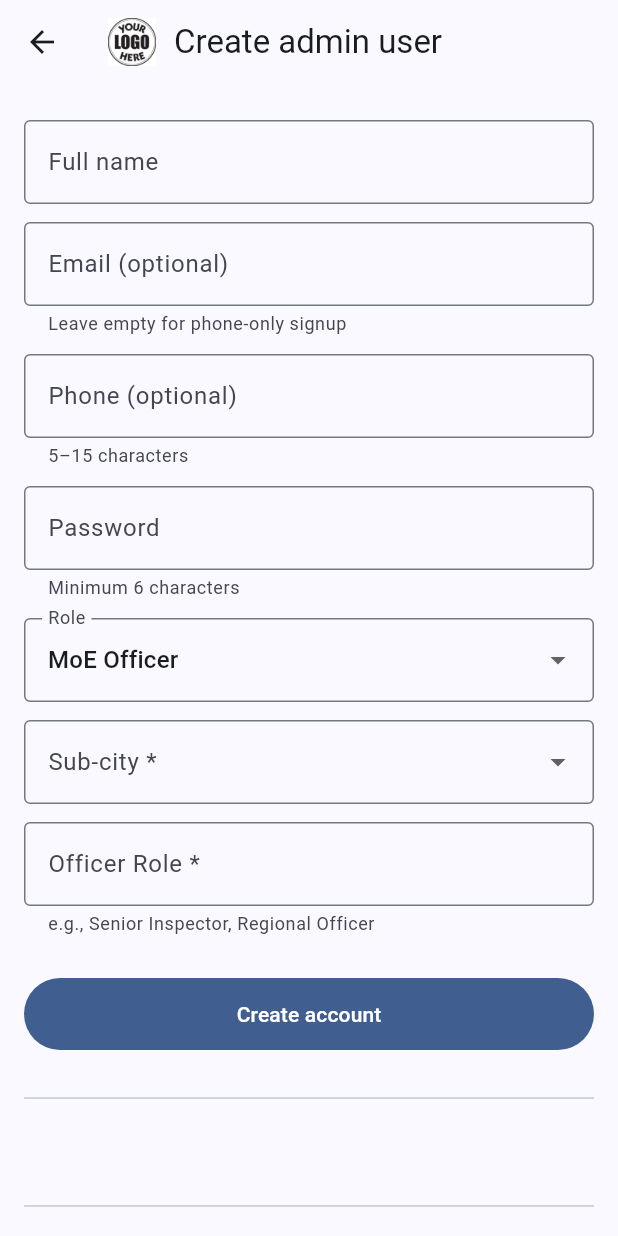
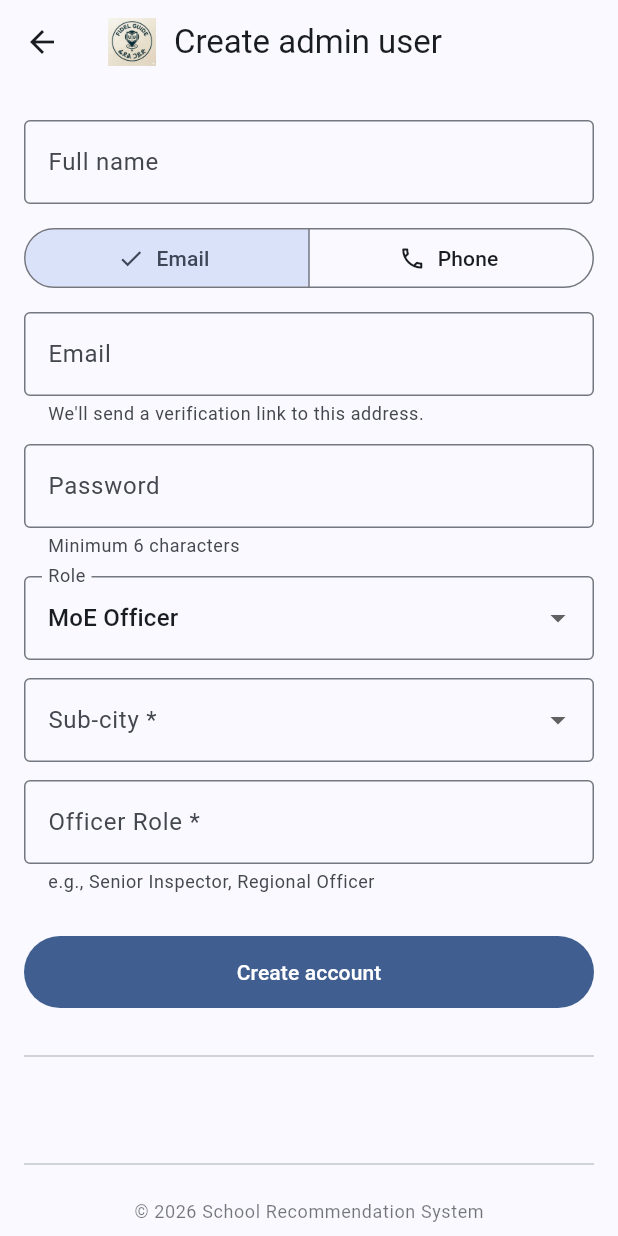
Before and after one commit to Tsion-Teklay/School-Recommendation-System, a Flutter app: the AdminUserCreateScreen screen opened by its route, on a phone screen of 412 x 824 dp. Run offline on Flutter 3.47's test engine with Material 3 defaults, Android fonts, the phone set to English and light mode, and no system bars; our stand-ins replace dio, email_validator, file_picker, fl_chart, flutter_map, flutter_riverpod and 5 more; missing offline and left inert: dart:html; accounts and stored records are empty; network calls fail.

Commit message:
additional changes

```diff
--- a/frontend/lib/features/moderation/presentation/admin_user_create_screen.dart
+++ b/frontend/lib/features/moderation/presentation/admin_user_create_screen.dart
@@ -7,6 +7,10 @@
 import '../../auth/data/auth_dtos.dart';
 import '../../auth/state/auth_controller.dart';
 import '../../schools/data/school_dtos.dart';
+
+/// Whether the user is being created with an email-as-credential or a
+/// phone-as-credential. Backend supports both — same as public signup.
+enum _IdentifierKind { email, phone }
 
 class AdminUserCreateScreen extends ConsumerStatefulWidget {
   const AdminUserCreateScreen({super.key});
@@ -22,9 +26,10 @@
   final _email = TextEditingController();
   final _phone = TextEditingController();
   final _password = TextEditingController();
-  final _officerRole = TextEditingController(); // New field
+  final _officerRole = TextEditingController();
   UserRole _role = UserRole.moeOfficer;
-  SubCity? _subCity; // New field
+  SubCity? _subCity;
+  _IdentifierKind _identifierKind = _IdentifierKind.email;
   bool _loading = false;
   String? _error;
   bool _success = false;
@@ -35,7 +40,7 @@
     _email.dispose();
     _phone.dispose();
     _password.dispose();
-    _officerRole.dispose(); // Dispose new field
+    _officerRole.dispose();
     super.dispose();
   }
 
@@ -57,10 +62,12 @@
       _error = null;
     });
     try {
+      // Only send the credential that matches the current toggle
+      final isEmail = _identifierKind == _IdentifierKind.email;
       await ref.read(authControllerProvider).register(
             fullName: _name.text.trim(),
-            email: _email.text.trim().isEmpty ? null : _email.text.trim(),
-            phone: _phone.text.trim().isEmpty ? null : _phone.text.trim(),
+            email: isEmail ? _email.text.trim() : null,
+            phone: !isEmail ? _phone.text.trim() : null,
             password: _password.text,
             role: _role,
             subCity: _subCity?.toWire(),
@@ -121,28 +128,58 @@
                   (v ?? '').trim().isNotEmpty ? null : 'Required',
             ),
             const SizedBox(height: 12),
+            SegmentedButton<_IdentifierKind>(
+              segments: const [
+                ButtonSegment(
+                  value: _IdentifierKind.email,
+                  label: Text('Email'),
+                  icon: Icon(Icons.mail_outline),
+                ),
+                ButtonSegment(
+                  value: _IdentifierKind.phone,
+                  label: Text('Phone'),
+                  icon: Icon(Icons.phone_outlined),
+                ),
+              ],
+              selected: {_identifierKind},
+              onSelectionChanged: (Set<_IdentifierKind> s) {
+                if (s.isNotEmpty) {
+                  setState(() => _identifierKind = s.first);
+                }
+              },
+            ),
+            const SizedBox(height: 12),
+            if (_identifierKind == _IdentifierKind.email)
               TextFormField(
                 controller: _email,
                 keyboardType: TextInputType.emailAddress,
                 decoration: const InputDecoration(
-                labelText: 'Email (optional)',
-                helperText: 'Leave empty for phone-only signup',
+                  labelText: 'Email',
+                  hintText: 'example@gmail.com',
+                  helperText: "We'll send a verification link to this address.",
                 ),
-            ),
-            const SizedBox(height: 12),
+                validator: (v) {
+                  final t = (v ?? '').trim();
+                  if (t.isEmpty) return 'Required';
+                  // Basic email validation
+                  if (!t.contains('@') || !t.contains('.')) {
+                    return 'Invalid email';
+                  }
+                  return null;
+                },
+              )
+            else
               TextFormField(
                 controller: _phone,
                 keyboardType: TextInputType.phone,
                 decoration: const InputDecoration(
-                labelText: 'Phone (optional)',
-                helperText: '5–15 characters',
+                  labelText: 'Phone',
+                  helperText: '5–15 characters. No verification step — usable right away.',
                 ),
                 validator: (v) {
                   final t = (v ?? '').trim();
-                if (t.isEmpty && _email.text.trim().isEmpty) {
-                  return 'Either email or phone is required';
-                }
-                if (t.isNotEmpty && (t.length < 5 || t.length > 15)) {
+                  if (t.isEmpty) return 'Required';
+                  if (t.length < 5 || t.length > 15) {
                     return '5–15 characters';
                   }
                   return null;
```
Also changed, not shown: frontend/lib/features/moe/presentation/moe_dashboard_screen.dart (+61 -53 lines), frontend/assets/logo.png, 3 other files. Lines whose indentation alone changed are shown as unchanged.
